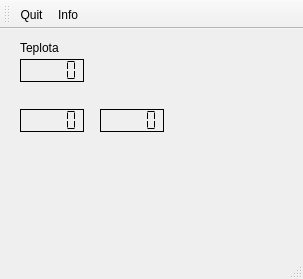
This is RaspberryPI/mainwindow.ui in maruncz/RaspberryPI-tablet as Qt 5 draws it before an edit. The edited form follows.
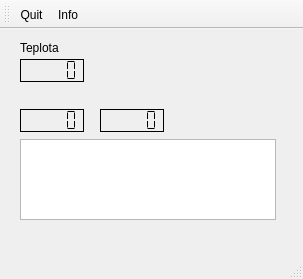
This is the edited form. Icons and pictures are not drawn.

Commit message: On branch master 	modified:   PCB/eagle.epf 	modified:   RaspberryPI/idle_detect.cpp 	modified:   RaspberryPI/idle_detect.h 	modified:   RaspberryPI/mainwindow.cpp 	modified:   RaspberryPI/mainwindow.h 	modified:   RaspberryPI/mainwindow.ui 	modified:   RaspberryPI/rpi.cpp 	modified:   RaspberryPI/rpi.h

Diff of the .ui file:
```diff
--- a/RaspberryPI/mainwindow.ui
+++ b/RaspberryPI/mainwindow.ui
@@ -84,6 +84,16 @@
      <string>Teplota</string>
     </property>
    </widget>
+   <widget class="QListWidget" name="listWidget">
+    <property name="geometry">
+     <rect>
+      <x>20</x>
+      <y>110</y>
+      <width>256</width>
+      <height>81</height>
+     </rect>
+    </property>
+   </widget>
   </widget>
   <widget class="QMenuBar" name="menuBar">
    <property name="geometry">
```
The commit also changes 7 other files.
